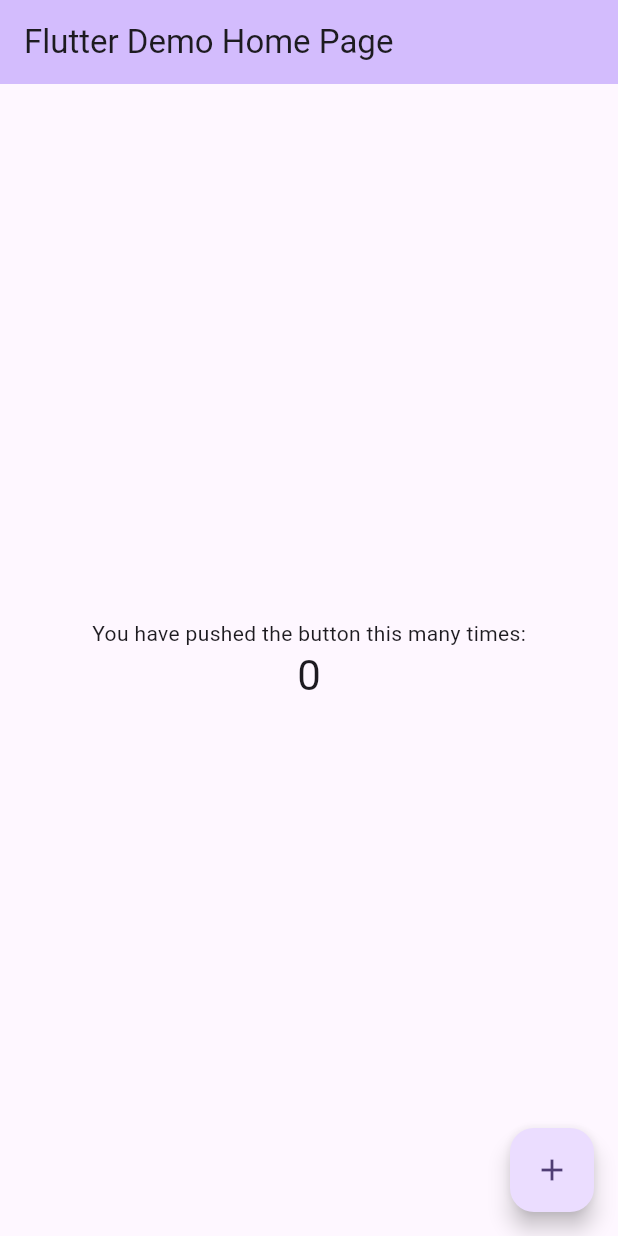
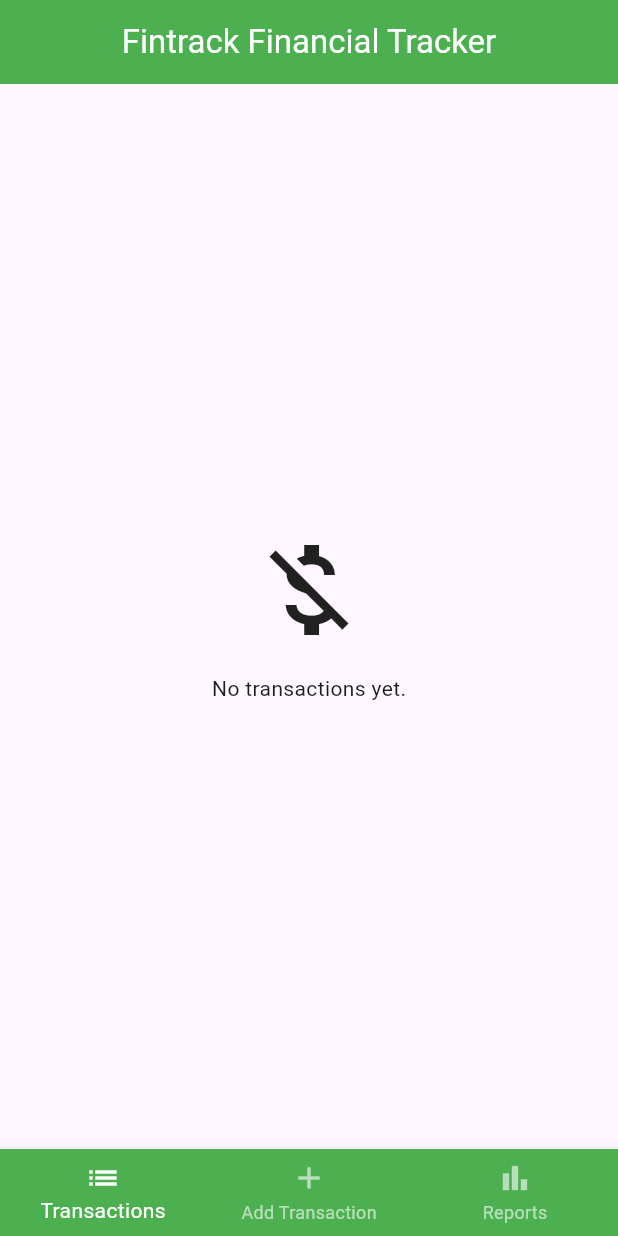
Before and after one commit to brlamit/FinTrack, a Flutter app: the screen it shows after launch, on a phone screen of 412 x 824 dp. Run offline on Flutter 3.47's test engine with Material 3 defaults, Android fonts, the phone set to English and light mode, and no system bars; our stand-ins replace fl_chart, hive, hive_flutter; accounts and stored records are empty.

Commit message:
Refactor Fintrack app structure and add transaction management features
- Updated main.dart to initialize Hive and set up the ExpenseTrackerApp.
- Created AddTransactionScreen for adding new transactions with validation.
- Implemented ExpenseHomeScreen with a bottom navigation bar for easy navigation.
- Developed ReportsScreen to visualize expenses using fl_chart.
- Added TransactionScreen to display a list of transactions with appropriate icons and formatting.
- Updated pubspec.yaml to include necessary dependencies for Hive, fl_chart, and intl.
- Added GeneratedPluginRegistrant.swift for path_provider support on macOS.

```diff
--- a/fintrack_frontend/lib/main.dart
+++ b/fintrack_frontend/lib/main.dart
@@ -1,122 +1,32 @@
 import 'package:flutter/material.dart';
+import 'package:fintrack_frontend/models/trancs.dart';
+import 'package:fintrack_frontend/models/screens/expenses_home_screen.dart';
+import 'package:hive_flutter/hive_flutter.dart';
 
-void main() {
-  runApp(const MyApp());
+void main() async {
+  WidgetsFlutterBinding.ensureInitialized();
+
+  // Initialize Hive
+  await Hive.initFlutter();
+
+  // Register the TransactionAdapter
+  Hive.registerAdapter(TransactionAdapter());
+
+  // Open the Hive box
+  await Hive.openBox('transactions');
+
+  runApp(const ExpenseTrackerApp());
 }
 
-class MyApp extends StatelessWidget {
-  const MyApp({super.key});
+class ExpenseTrackerApp extends StatelessWidget {
+  const ExpenseTrackerApp({super.key});
 
-  // This widget is the root of your application.
   @override
   Widget build(BuildContext context) {
-    return MaterialApp(
-      title: 'Flutter Demo',
-      theme: ThemeData(
-        // This is the theme of your application.
-        //
-        // TRY THIS: Try running your application with "flutter run". You'll see
-        // the application has a purple toolbar. Then, without quitting the app,
-        // try changing the seedColor in the colorScheme below to Colors.green
-        // and then invoke "hot reload" (save your changes or press the "hot
-        // reload" button in a Flutter-supported IDE, or press "r" if you used
-        // the command line to start the app).
-        //
-        // Notice that the counter didn't reset back to zero; the application
-        // state is not lost during the reload. To reset the state, use hot
-        // restart instead.
-        //
-        // This works for code too, not just values: Most code changes can be
-        // tested with just a hot reload.
-        colorScheme: .fromSeed(seedColor: Colors.deepPurple),
-      ),
-      home: const MyHomePage(title: 'Flutter Demo Home Page'),
+    return const MaterialApp(
+      debugShowCheckedModeBanner: false,
+      title: 'GFG Expense Tracker',
+      home: ExpenseHomeScreen(),
     );
   }
 }
-
-class MyHomePage extends StatefulWidget {
-  const MyHomePage({super.key, required this.title});
-
-  // This widget is the home page of your application. It is stateful, meaning
-  // that it has a State object (defined below) that contains fields that affect
-  // how it looks.
-
-  // This class is the configuration for the state. It holds the values (in this
-  // case the title) provided by the parent (in this case the App widget) and
-  // used by the build method of the State. Fields in a Widget subclass are
-  // always marked "final".
-
-  final String title;
-
-  @override
-  State<MyHomePage> createState() => _MyHomePageState();
-}
-
-class _MyHomePageState extends State<MyHomePage> {
-  int _counter = 0;
-
-  void _incrementCounter() {
-    setState(() {
-      // This call to setState tells the Flutter framework that something has
-      // changed in this State, which causes it to rerun the build method below
-      // so that the display can reflect the updated values. If we changed
-      // _counter without calling setState(), then the build method would not be
-      // called again, and so nothing would appear to happen.
-      _counter++;
-    });
-  }
-
-  @override
-  Widget build(BuildContext context) {
-    // This method is rerun every time setState is called, for instance as done
-    // by the _incrementCounter method above.
-    //
-    // The Flutter framework has been optimized to make rerunning build methods
-    // fast, so that you can just rebuild anything that needs updating rather
-    // than having to individually change instances of widgets.
-    return Scaffold(
-      appBar: AppBar(
-        // TRY THIS: Try changing the color here to a specific color (to
-        // Colors.amber, perhaps?) and trigger a hot reload to see the AppBar
-        // change color while the other colors stay the same.
-        backgroundColor: Theme.of(context).colorScheme.inversePrimary,
-        // Here we take the value from the MyHomePage object that was created by
-        // the App.build method, and use it to set our appbar title.
-        title: Text(widget.title),
-      ),
-      body: Center(
-        // Center is a layout widget. It takes a single child and positions it
-        // in the middle of the parent.
-        child: Column(
-          // Column is also a layout widget. It takes a list of children and
-          // arranges them vertically. By default, it sizes itself to fit its
-          // children horizontally, and tries to be as tall as its parent.
-          //
-          // Column has various properties to control how it sizes itself and
-          // how it positions its children. Here we use mainAxisAlignment to
-          // center the children vertically; the main axis here is the vertical
-          // axis because Columns are vertical (the cross axis would be
-          // horizontal).
-          //
-          // TRY THIS: Invoke "debug painting" (choose the "Toggle Debug Paint"
-          // action in the IDE, or press "p" in the console), to see the
-          // wireframe for each widget.
-          mainAxisAlignment: .center,
-          children: [
-            const Text('You have pushed the button this many times:'),
-            Text(
-              '$_counter',
-              style: Theme.of(context).textTheme.headlineMedium,
-            ),
-          ],
-        ),
-      ),
-      floatingActionButton: FloatingActionButton(
-        onPressed: _incrementCounter,
-        tooltip: 'Increment',
-        child: const Icon(Icons.add),
-      ),
-    );
-  }
-}
--- /dev/null
+++ b/fintrack_frontend/lib/models/screens/expenses_home_screen.dart
@@ -0,0 +1,61 @@
+import 'package:flutter/material.dart';
+import 'package:fintrack_frontend/models/screens/add_tranc.dart';
+import 'package:fintrack_frontend/models/screens/report.dart';
+import 'package:fintrack_frontend/models/screens/trancs_screen.dart';
+
+class ExpenseHomeScreen extends StatefulWidget {
+  const ExpenseHomeScreen({super.key});
+
+  @override
+  _ExpenseHomeScreenState createState() => _ExpenseHomeScreenState();
+}
+
+class _ExpenseHomeScreenState extends State<ExpenseHomeScreen> {
+  int _selectedIndex = 0;
+
+  final List<Widget> _screens = [
+    const TransactionScreen(),
+    const AddTransactionScreen(),
+    const ReportsScreen(),
+  ];
+
+  void _onItemTapped(int index) {
+    setState(() {
+      _selectedIndex = index;
+    });
+  }
+
+  @override
+  Widget build(BuildContext context) {
+    return Scaffold(
+      appBar: AppBar(
+        centerTitle: true,
+        title: const Text('Fintrack Financial Tracker'),
+        backgroundColor: Colors.green,
+        foregroundColor: Colors.white,
+      ),
+      body: _screens[_selectedIndex],
+      bottomNavigationBar: BottomNavigationBar(
+        backgroundColor: Colors.green,
+        selectedItemColor: Colors.white,
+        unselectedItemColor: Colors.white.withOpacity(0.6),
+        items: const <BottomNavigationBarItem>[
+          BottomNavigationBarItem(
+            icon: Icon(Icons.list),
+            label: 'Transactions',
+          ),
+          BottomNavigationBarItem(
+            icon: Icon(Icons.add),
+            label: 'Add Transaction',
+          ),
+          BottomNavigationBarItem(
+            icon: Icon(Icons.bar_chart),
+            label: 'Reports',
+          ),
+        ],
+        currentIndex: _selectedIndex,
+        onTap: _onItemTapped,
+      ),
+    );
+  }
+}
--- /dev/null
+++ b/fintrack_frontend/lib/models/screens/trancs_screen.dart
@@ -0,0 +1,108 @@
+import 'package:flutter/material.dart';
+import 'package:fintrack_frontend/models/trancs.dart';
+import 'package:hive_flutter/hive_flutter.dart';
+import 'package:intl/intl.dart';
+
+class TransactionScreen extends StatelessWidget {
+  const TransactionScreen({super.key});
+
+  @override
+  Widget build(BuildContext context) {
+
+    // Retrieve the Hive box where
+    // transactions are stored
+    final transactionBox = Hive.box('transactions');
+
+    return Scaffold(
+      body: ValueListenableBuilder(
+
+        // Listens to changes in the transactions
+        // box and rebuilds UI accordingly
+        valueListenable: transactionBox.listenable(),
+        builder: (context, Box box, widget) {
+
+          // Display message when there are no transactions
+          if (box.isEmpty) {
+            return const Center(
+              child: Column(
+                mainAxisAlignment: MainAxisAlignment.center,
+                children: [
+                  Icon(
+
+                    // Icon indicating no transactions
+                    Icons.money_off,
+                    size: 80,
+                  ),
+                  SizedBox(height: 16),
+                  Text(
+                    'No transactions yet.',
+
+                    // Optionally style this text using theme later
+                  ),
+                ],
+              ),
+            );
+          } else {
+
+            // If transactions exist, display them in a ListView
+            return ListView.builder(
+              padding: const EdgeInsets.all(16),
+
+              // Number of transactions
+              itemCount: box.length,
+              itemBuilder: (context, index) {
+
+                // Retrieve the transaction at the current index
+                final transaction = box.getAt(index) as Transaction;
+
+                // Check if it's an income
+                final isIncome = transaction.isIncome;
+
+                // Format the date
+                final formattedDate = DateFormat.yMMMd()
+                    .format(transaction.date);
+
+                // Display each transaction inside a card
+                return Card(
+                  margin: const EdgeInsets.symmetric(vertical: 8),
+                  elevation: 3,
+                  child: ListTile(
+                    leading: Icon(
+                      isIncome
+                          ? Icons.arrow_upward
+                          : Icons.arrow_downward, // Icon depending on transaction type
+                      color: isIncome
+                          ? Colors.green
+                          : Colors.red, // Color for income/expense
+                    ),
+                    title: Text(
+                      // Transaction category name
+                      transaction.category,
+
+                      // style: theme.textTheme.subtitle1, // Optional text styling
+                    ),
+
+                    // Formatted transaction date
+                    subtitle: Text(formattedDate),
+                    trailing: Text(
+                      isIncome
+                          ? '+ \$${transaction.amount.toStringAsFixed(2)}' // Display income with plus sign
+                          : '- \$${transaction.amount.toStringAsFixed(2)}', // Display expense with minus sign
+                      style: TextStyle(
+                        fontWeight: FontWeight.bold,
+                        color: isIncome
+                            ? Colors.green
+                            : Colors.red, // Color based on transaction type
+                        fontSize: 16,
+                      ),
+                    ),
+                  ),
+                );
+              },
+            );
+          }
+        },
+      ),
+    );
+  }
+}
```
Also changed, not shown: fintrack_frontend/lib/models/screens/add_tranc.dart (added, +172 -0 lines), fintrack_frontend/lib/models/screens/report.dart (added, +121 -0 lines), fintrack_frontend/pubspec.yaml (+11 -6 lines), fintrack_frontend/pubspec.lock, 1 other file.
